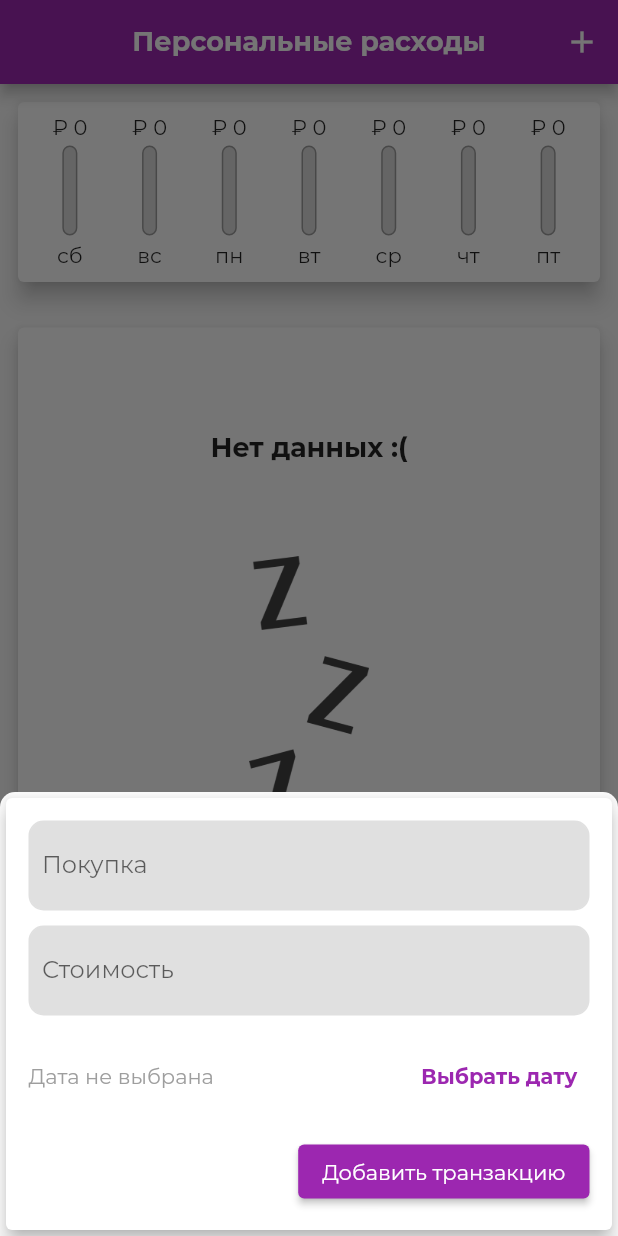
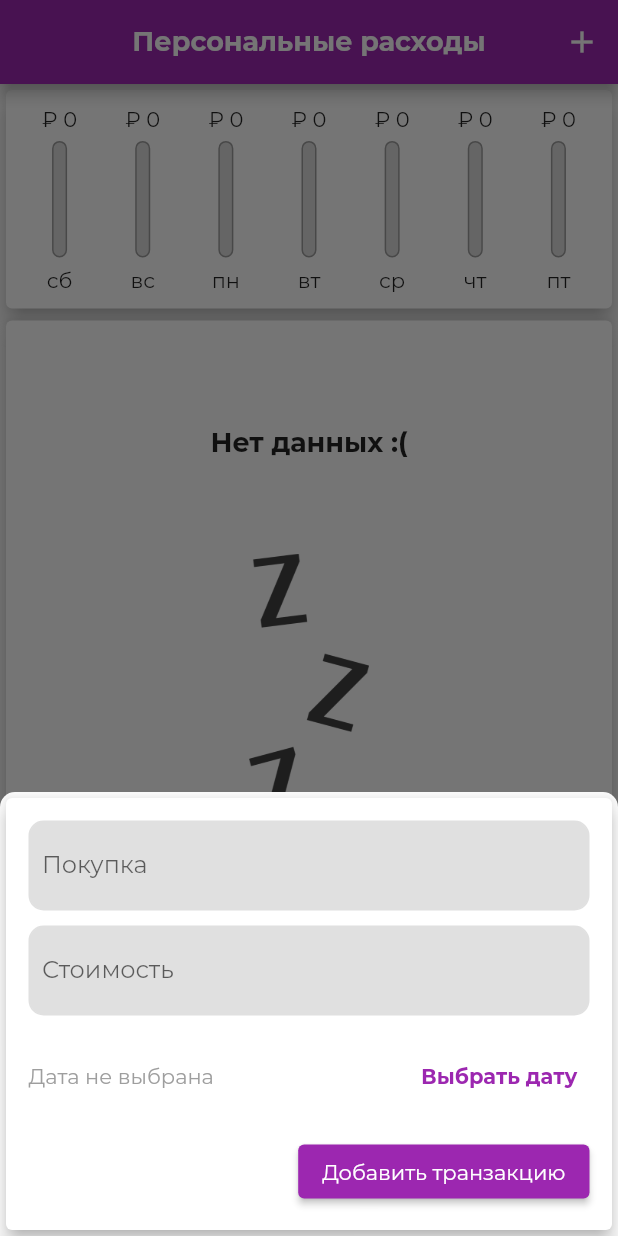
Before and after one commit to AlexR0v/exenses_tracker_flutter, a Flutter app: the screen it shows after launch, after a tap on the "add" icon, on a phone screen of 412 x 824 dp. Run offline on Flutter 3.47's test engine with Material 2 defaults, Android fonts, the phone set to English and light mode, and no system bars; project files that could hold a hidden picture were left out.

Commit message:
feat: add responsive

```diff
--- a/lib/main.dart
+++ b/lib/main.dart
@@ -1,12 +1,20 @@
+import 'dart:io';
+
 import 'package:exenses_tracker_flutter/models/transaction.dart';
 import 'package:exenses_tracker_flutter/widgets/chart.dart';
 import 'package:exenses_tracker_flutter/widgets/new_transaction.dart';
 import 'package:exenses_tracker_flutter/widgets/transaction_list.dart';
 import 'package:flutter/material.dart';
+import 'package:flutter/services.dart';
 import 'package:flutter_localizations/flutter_localizations.dart';
 import 'package:intl/intl.dart';
 
-void main() async {
+void main() {
+  WidgetsFlutterBinding.ensureInitialized();
+  SystemChrome.setPreferredOrientations([
+    DeviceOrientation.portraitUp,
+    DeviceOrientation.portraitDown,
+  ]);
   Intl.defaultLocale = 'ru';
   runApp(const MyApp());
 }
@@ -107,8 +115,7 @@ class _HomePageState extends State<HomePage> {
 
   @override
   Widget build(BuildContext context) {
-    return Scaffold(
-      appBar: AppBar(
+    final appbar = AppBar(
       title: const Text('Персональные расходы'),
       centerTitle: true,
       actions: [
@@ -117,17 +124,24 @@ class _HomePageState extends State<HomePage> {
           icon: const Icon(Icons.add),
         ),
       ],
-      ),
-      body: Container(
-        margin: const EdgeInsets.all(8),
+    );
+
+    return Scaffold(
+      appBar: appbar,
+      body: SingleChildScrollView(
         child: Column(
           children: <Widget>[
-            Expanded(
-              flex: 1,
-              child: Chart(recentTransactions: _recentTransactions),
-            ),
-            Expanded(
-              flex: 4,
+            SizedBox(
+                height: (MediaQuery.of(context).size.height -
+                        appbar.preferredSize.height -
+                        MediaQuery.of(context).padding.top) *
+                    0.2,
+                child: Chart(recentTransactions: _recentTransactions)),
+            SizedBox(
+              height: (MediaQuery.of(context).size.height -
+                      appbar.preferredSize.height -
+                      MediaQuery.of(context).padding.top) *
+                  0.8,
               child: TransactionList(
                 transactions: _transactions,
                 onDeleteTransaction: _onDeleteTransaction,
@@ -136,7 +150,9 @@ class _HomePageState extends State<HomePage> {
           ],
         ),
       ),
-      floatingActionButton: FloatingActionButton(
+      floatingActionButton: Platform.isIOS
+          ? null
+          : FloatingActionButton(
               onPressed: () => onOpenAddModal(context),
               child: const Icon(Icons.add),
             ),
--- a/lib/widgets/chart.dart
+++ b/lib/widgets/chart.dart
@@ -33,11 +33,10 @@ class Chart extends StatelessWidget {
 
   @override
   Widget build(BuildContext context) {
-    return SingleChildScrollView(
-      child: Card(
+    return Card(
       elevation: 6,
       child: Padding(
-          padding: const EdgeInsets.only(top: 8, left: 8, right: 8, bottom: 10),
+        padding: const EdgeInsets.all(8),
         child: Row(
           mainAxisAlignment: MainAxisAlignment.spaceAround,
           children: groupedTransactionsValues
@@ -54,7 +53,6 @@ class Chart extends StatelessWidget {
               .toList(),
         ),
       ),
-      ),
     );
   }
 }
--- a/lib/widgets/chart_bar.dart
+++ b/lib/widgets/chart_bar.dart
@@ -14,14 +14,16 @@ class ChartBar extends StatelessWidget {
 
   @override
   Widget build(BuildContext context) {
+    return LayoutBuilder(builder: (context, constraints) {
       return Column(
+        mainAxisAlignment: MainAxisAlignment.center,
         children: [
           FittedBox(
             child: Text('₽ ${spendingAmount.toStringAsFixed(0)}'),
           ),
-        const SizedBox(height: 4),
+          SizedBox(height: constraints.maxHeight * 0.05),
           SizedBox(
-          height: 60,
+            height: constraints.maxHeight * 0.6,
             width: 10,
             child: Stack(
               children: [
@@ -43,9 +45,12 @@ class ChartBar extends StatelessWidget {
               ],
             ),
           ),
-        const SizedBox(height: 4),
-        Text(label)
+          SizedBox(height: constraints.maxHeight * 0.05),
+          FittedBox(
+            child: Text(label),
+          )
         ],
       );
+    });
   }
 }
```
Lines whose indentation alone changed are shown as unchanged.
